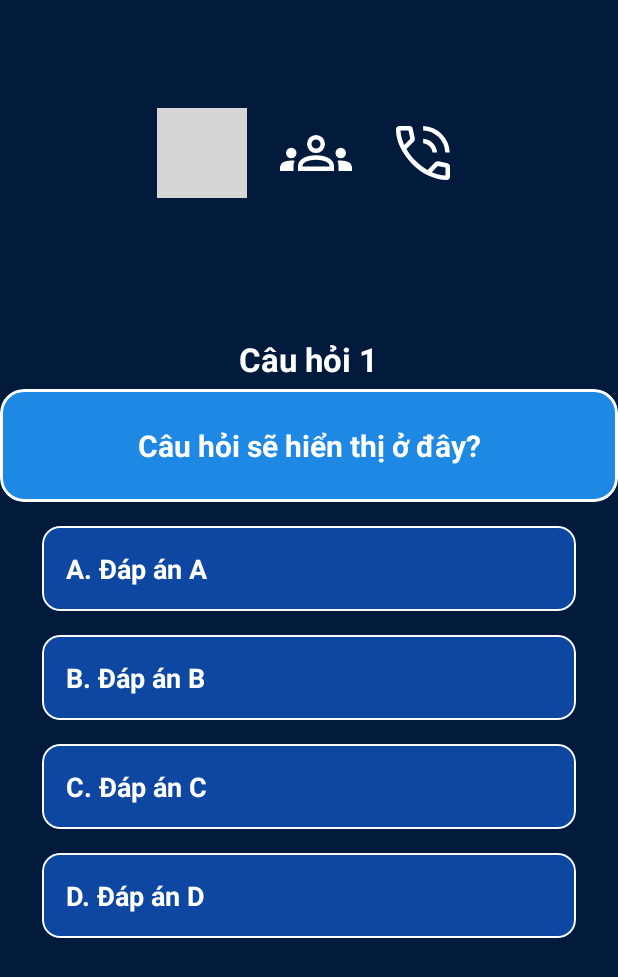
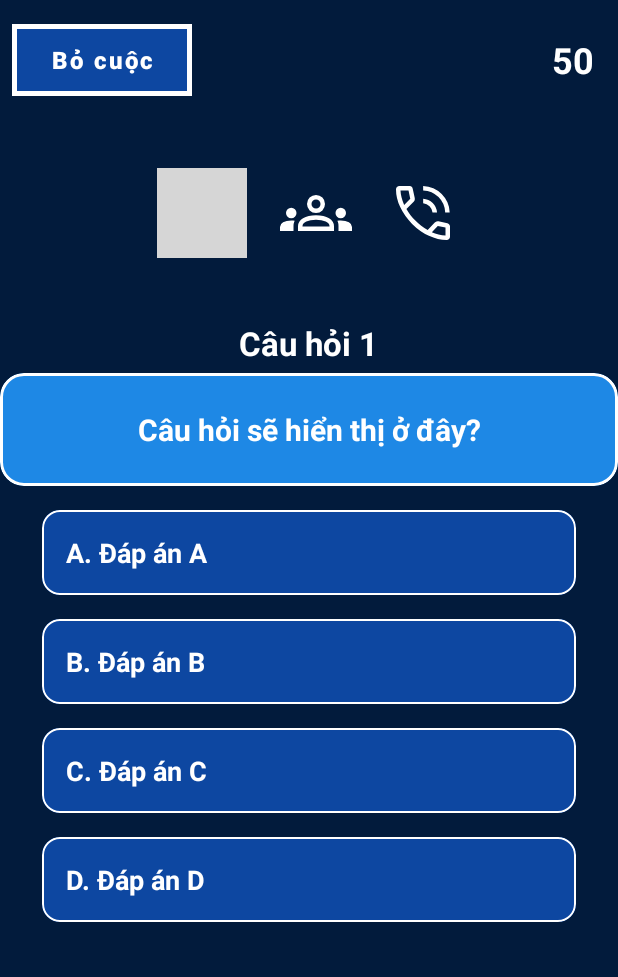
Before and after one commit to LoanPham129/quizApp, an Android app: the BasicQuiz screen opened directly, with no data from a screen before it, on a phone screen of 412 x 824 dp. Shown: the top 977 px of the screen. Run offline under Robolectric (Android 15) with nearby library versions, the phone set to English and light mode, and no system bars; our stand-ins replace Firebase (no records; nobody signed in at launch, a user with empty details on screens opened directly); 5 statements that could not run were skipped; grey boxes are pictures that could not be loaded.

Commit message:
add toolbar

```diff
--- a/app/src/main/java/com/example/quizapp_main/BasicQuiz.java
+++ b/app/src/main/java/com/example/quizapp_main/BasicQuiz.java
@@ -9,7 +9,6 @@ import android.widget.TextView;
 
 import androidx.activity.EdgeToEdge;
 import androidx.appcompat.app.AppCompatActivity;
-import androidx.core.content.ContextCompat;
 import androidx.core.content.res.ResourcesCompat;
 import androidx.core.graphics.Insets;
 import androidx.core.view.ViewCompat;
--- a/app/src/main/java/com/example/quizapp_main/SplashActivity.java
+++ b/app/src/main/java/com/example/quizapp_main/SplashActivity.java
@@ -8,8 +8,6 @@ import androidx.appcompat.app.AppCompatActivity;
 import androidx.core.graphics.Insets;
 import androidx.core.view.ViewCompat;
 import androidx.core.view.WindowInsetsCompat;
-
-import com.example.quizapp_main.R;
 
 public class SplashActivity extends AppCompatActivity {
 
--- /dev/null
+++ b/app/src/main/res/drawable/give_up_button_bg.xml
@@ -0,0 +1,9 @@
+<!-- res/drawable/give_up_button_bg.xml -->
+<shape xmlns:android="http://schemas.android.com/apk/res/android"
+    android:shape="rectangle">
+    <solid android:color="#0D47A1" /> <!-- Màu nền xanh dương -->
+    <corners android:radius="0dp" /> <!-- Bo góc 24dp (một nửa của height) -->
+    <stroke
+        android:width="3dp"
+        android:color="#FFFFFF" /> <!-- Viền trắng mỏng -->
+</shape>
--- a/app/src/main/res/layout/activity_basic_quiz.xml
+++ b/app/src/main/res/layout/activity_basic_quiz.xml
@@ -6,32 +6,69 @@
     android:layout_width="match_parent"
     android:layout_height="match_parent"
     android:background="#021B3C"
-    android:padding="16dp">
+    android:padding="16dp"
+    android:fitsSystemWindows="true">
 
+    <!-- Thêm LinearLayout mới cho header -->
+    <LinearLayout
+        android:id="@+id/header_container"
+        android:layout_width="match_parent"
+        android:layout_height="wrap_content"
+        android:layout_marginTop="16dp"
+        android:orientation="horizontal"
+        android:gravity="center_vertical"
+        app:layout_constraintEnd_toEndOf="parent"
+        app:layout_constraintStart_toStartOf="parent"
+        app:layout_constraintTop_toTopOf="parent">
 
-    <com.google.android.material.appbar.MaterialToolbar
-        android:id="@+id/toolbar"
-        android:layout_width="0dp"
-        android:layout_height="wrap_content"
-        android:backgroundTint="#000000"
-        app:layout_constraintEnd_toEndOf="parent"
-        app:layout_constraintHorizontal_bias="0.0"
-        app:layout_constraintStart_toStartOf="parent"
-        app:layout_constraintTop_toTopOf="parent"
-        app:titleCentered="true"
-        app:titleTextColor="#FFFFFF" />
+        <!-- Nút bỏ cuộc bên trái -->
+        <com.google.android.material.button.MaterialButton
+            android:id="@+id/btn_give_up"
+            android:layout_width="120dp"
+            android:layout_height="48dp"
+            android:text="Bỏ cuộc"
+            android:textColor="#FFFFFF"
+            android:textSize="16sp"
+            android:textStyle="bold"
+            app:backgroundTint="@null"
+            android:background="@drawable/give_up_button_bg"
+            android:layout_marginStart="8dp"
+            android:padding="0dp"
+            android:letterSpacing="0.1" />
+
+        <!-- View trống để đẩy số tiền về bên phải -->
+        <View
+            android:layout_width="0dp"
+            android:layout_height="1dp"
+            android:layout_weight="1"/>
+
+        <!-- Hiển thị số tiền bên phải -->
+        <TextView
+            android:id="@+id/tv_money"
+            android:layout_width="wrap_content"
+            android:layout_height="wrap_content"
+            android:text="50"
+            android:textColor="#FFFFFF"
+            android:textSize="24sp"
+            android:textStyle="bold"
+            android:layout_marginEnd="16dp"/>
+    </LinearLayout>
+
+    <!-- LinearLayout chứa các nút trợ giúp (đặt ở giữa) -->
+
+    <!-- Phần còn lại giữ nguyên -->
 
     <LinearLayout
         android:id="@+id/help_buttons_container"
         android:layout_width="0dp"
         android:layout_height="wrap_content"
-        android:layout_marginTop="8dp"
+        android:layout_marginTop="48dp"
         android:gravity="center"
         android:orientation="horizontal"
         app:layout_constraintEnd_toEndOf="parent"
         app:layout_constraintHorizontal_bias="0.0"
         app:layout_constraintStart_toStartOf="parent"
-        app:layout_constraintTop_toBottomOf="@id/toolbar">
+        app:layout_constraintTop_toBottomOf="@id/header_container">
 
         <!-- Nút 50:50 -->
         <ImageButton
@@ -65,7 +102,6 @@
             android:contentDescription="Gọi điện"
             android:scaleType="centerInside"
             android:src="@drawable/ic_phonee" />
-
     </LinearLayout>
 
     <LinearLayout
@@ -79,11 +115,10 @@
         app:layout_constraintEnd_toEndOf="parent"
         app:layout_constraintHorizontal_bias="0.0"
         app:layout_constraintStart_toStartOf="parent"
-        app:layout_constraintTop_toBottomOf="@id/toolbar"
-        app:layout_constraintVertical_bias="0.374">
+        app:layout_constraintTop_toBottomOf="@id/help_buttons_container"
+        app:layout_constraintVertical_bias="0.0">
 
         <!-- Khung câu hỏi -->
-
         <TextView
             android:id="@+id/questionNumber"
             android:layout_width="wrap_content"
@@ -117,7 +152,7 @@
                 android:textStyle="bold" />
         </com.google.android.material.card.MaterialCardView>
 
-        <!-- Các đáp án A–D -->
+        <!-- Các đáp án A-D -->
         <com.google.android.material.card.MaterialCardView
             android:id="@+id/A_card"
             android:layout_width="356dp"
--- /dev/null
+++ b/app/src/main/res/menu/quiz_menu.xml
@@ -0,0 +1,17 @@
+<?xml version="1.0" encoding="utf-8"?>
+<menu xmlns:android="http://schemas.android.com/apk/res/android"
+    xmlns:app="http://schemas.android.com/apk/res-auto">
+
+    <!-- Số tiền -->
+    <item
+        android:id="@+id/action_money"
+        android:title="0 VNĐ"
+        android:enabled="false"
+        app:showAsAction="always" />
+
+    <!-- Nút bỏ cuộc -->
+    <item
+        android:id="@+id/action_quit"
+        android:title="Bỏ cuộc"
+        app:showAsAction="always" />
+</menu>
```
